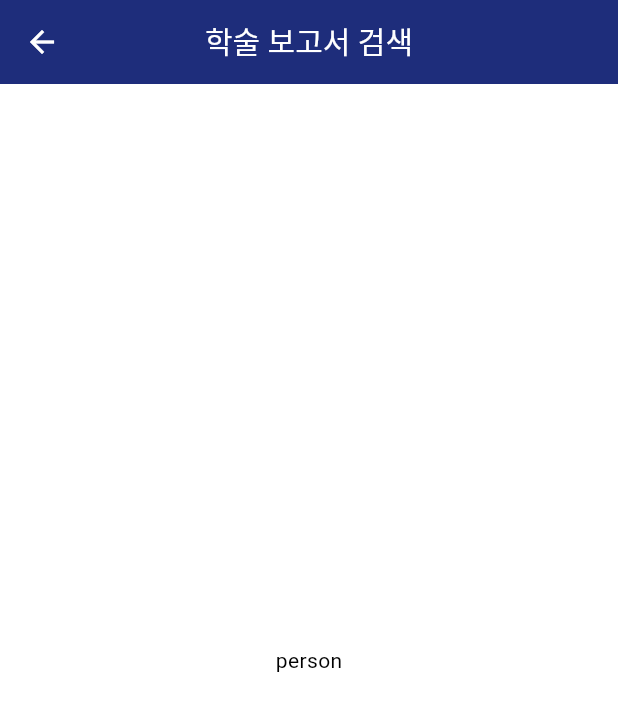
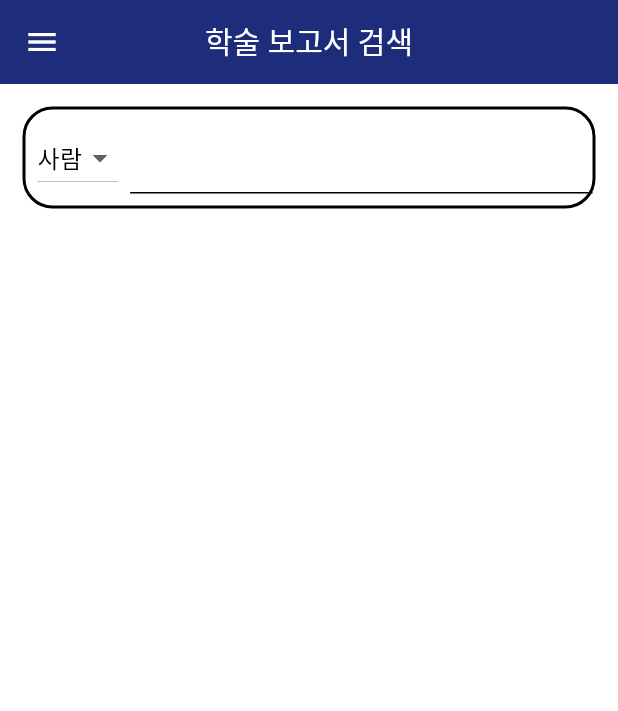
Before and after one commit to sukonnbu/haksul, a Flutter app: the screen it shows after launch, after a tap on "사람", on a phone screen of 412 x 824 dp. Shown: the top 711 px of the screen. Run offline on Flutter 3.47's test engine with Material 3 defaults, Android fonts, the phone set to English and light mode, and no system bars; our stand-ins replace google_maps_flutter; missing offline and left inert: faker_dart, mongo_dart; Roboto replaces fonts that are missing (NanumBarunGothic).

Commit message:
add several pages

```diff
--- a/lib/main.dart
+++ b/lib/main.dart
@@ -1,6 +1,8 @@
 import 'package:flutter/material.dart';
 import 'package:haksul/db.dart';
+import 'package:haksul/screens/directions.dart';
 import 'package:haksul/screens/homepage.dart';
+import 'package:haksul/screens/schoolstructure.dart';
 import 'package:haksul/screens/searchpage.dart';
 
 Future<void> main() async {
@@ -24,6 +26,8 @@ class MyApp extends StatelessWidget {
       home: const HaksulHomePage(),
       routes: {
         "/search": (context) => const SearchPage(),
+        "/schoolstructure": (context) => const SchoolStructurePage(),
+        "/directions": (context) => const DirectionsPage(),
       },
     );
   }
--- a/lib/screens/homepage.dart
+++ b/lib/screens/homepage.dart
@@ -20,28 +20,7 @@ class _HaksulHomePageState extends State<HaksulHomePage> {
   Widget build(BuildContext context) {
     return Scaffold(
       appBar: commonAppBar("2024 경희고등학교 학술제"),
-      drawer: Drawer(
-        child: ListView(
-          children: [
-            Image.asset("assets/menubar_logo.png"),
-            const SizedBox(
-              height: 20,
-            ),
-            const MenuItem(
-              icon: Icons.search_rounded,
-              title: "검색",
-            ),
-            const MenuItem(
-              icon: Icons.domain_rounded,
-              title: "학교 구조",
-            ),
-            const MenuItem(
-              icon: Icons.map_rounded,
-              title: "오시는 길",
-            )
-          ],
-        ),
-      ),
+      drawer: const DrawerMenu(),
       body: SingleChildScrollView(
         child: Center(
           child: Padding(
@@ -155,17 +134,17 @@ class _HaksulHomePageState extends State<HaksulHomePage> {
                           SearchByButton(
                             icon: Icons.person_rounded,
                             text: "사람",
-                            searchBy: "person",
+                            searchBy: "사람",
                           ),
                           SearchByButton(
                             icon: Icons.subject_rounded,
                             text: "주제",
-                            searchBy: "subject",
+                            searchBy: "주제",
                           ),
                           SearchByButton(
                             icon: Icons.place,
                             text: "장소",
-                            searchBy: "place",
+                            searchBy: "장소",
                           ),
                         ],
                       ),
@@ -237,7 +216,8 @@ class _HaksulHomePageState extends State<HaksulHomePage> {
                               child: CircularProgressIndicator(),
                             );
                           }
-                          }),
+                        },
+                      ),
                     ),
                   ],
                 ),
--- a/lib/screens/searchpage.dart
+++ b/lib/screens/searchpage.dart
@@ -1,17 +1,61 @@
 import 'package:flutter/material.dart';
 import 'package:haksul/components.dart';
 
-class SearchPage extends StatelessWidget {
+final List<String> searchByList = <String>["사람", "주제", "장소"];
+
+class SearchPage extends StatefulWidget {
   const SearchPage({super.key});
 
   @override
+  State<SearchPage> createState() => _SearchPageState();
+}
+
+class _SearchPageState extends State<SearchPage> {
+  String searchByValue = searchByList.first;
+
+  @override
   Widget build(BuildContext context) {
-    final args = ModalRoute.of(context)!.settings.arguments as SearchArguments;
-
+    if (ModalRoute.of(context)!.settings.arguments != null) {
+      final args =
+          ModalRoute.of(context)!.settings.arguments as SearchArguments;
+      searchByValue = args.searchBy;
+    }
     return Scaffold(
       appBar: commonAppBar("학술 보고서 검색"),
-      body: Center(
-        child: Text(args.searchBy),
+      drawer: const DrawerMenu(),
+      body: Padding(
+        padding: const EdgeInsets.all(15.0),
+        child: Container(
+          decoration: BoxDecoration(
+            border: Border.all(
+              width: 2,
+            ),
+            borderRadius: BorderRadius.circular(20),
+          ),
+          child: Row(
+            children: [
+              DropdownButton<String>(
+                value: searchByValue,
+                onChanged: (String? newValue) {
+                  setState(() {
+                    searchByValue = newValue!;
+                  });
+                },
+                items:
+                    searchByList.map<DropdownMenuItem<String>>((String value) {
+                  return DropdownMenuItem<String>(
+                    value: value,
+                    child: Text(value),
+                  );
+                }).toList(),
+                padding: const EdgeInsets.all(8.0),
+              ),
+              const Expanded(
+                child: TextField(),
+              ),
+            ],
+          ),
+        ),
       ),
     );
   }
--- a/pubspec.yaml
+++ b/pubspec.yaml
@@ -18,6 +18,8 @@ dependencies:
   # Use with the CupertinoIcons class for iOS style icons.
   cupertino_icons: ^1.0.6
   mongo_dart: ^0.10.3
+  google_maps_flutter: ^2.9.0
+  faker_dart: ^0.2.2
 
 dev_dependencies:
   flutter_test:
```
Also changed, not shown: lib/components.dart (+88 -1 lines), lib/fakedata.dart (added, +20 -0 lines), lib/screens/directions.dart (added, +87 -0 lines), lib/screens/schoolstructure.dart (added, +18 -0 lines), pubspec.lock, 4 other files. Lines whose indentation alone changed are shown as unchanged.
